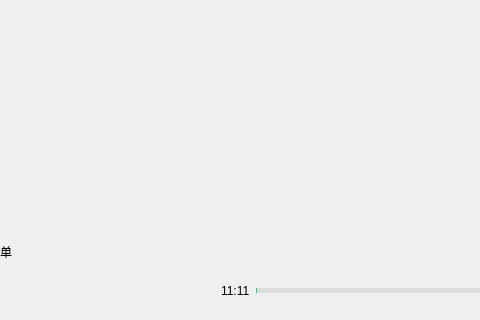
Before: the Qt Designer form mainwindow.ui in shinyawhy/QooMusicPlayer, drawn with Qt 5; both pictures show x 118 to 598 and y 280 to 600 of the 800 by 600 pixel window.
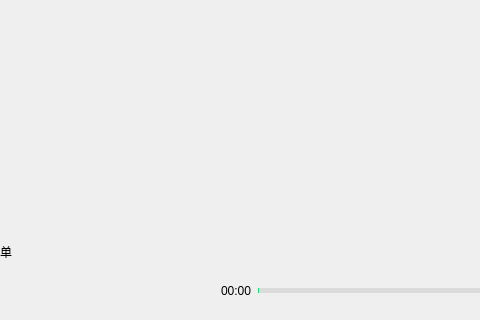
After: the same form once the commit is applied. The open tabs and pages were chosen to show the change. Icons and pictures are not drawn. Custom widgets are drawn as their Qt base class.

Commit message: 修复本地歌曲无法显示的问题

Patch:
```diff
--- a/mainwindow.ui
+++ b/mainwindow.ui
@@ -644,7 +644,7 @@
       <item>
        <widget class="QLabel" name="now_duration">
         <property name="text">
-         <string>11:11</string>
+         <string>00:00</string>
         </property>
        </widget>
       </item>
```
Left out of the diff: 7 changed lines with no effect on the pictures. The commit also changes 2 other files.
